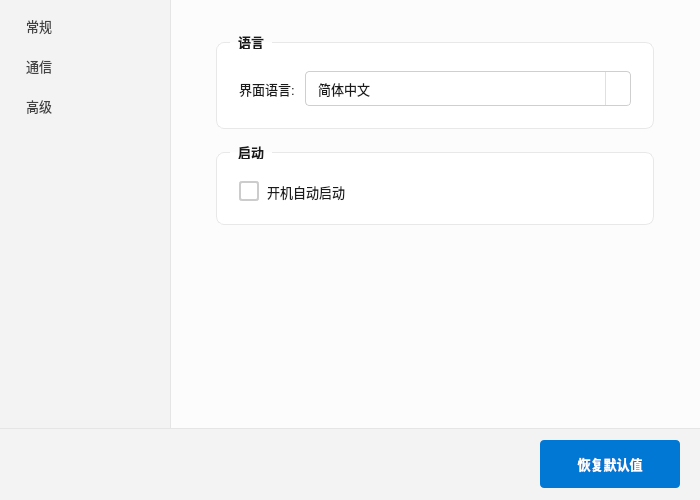
Above: src/ui/settingsdialog.ui from JiaYongChen/CrossRemoteDesktop before the change. Below: the same form after it.
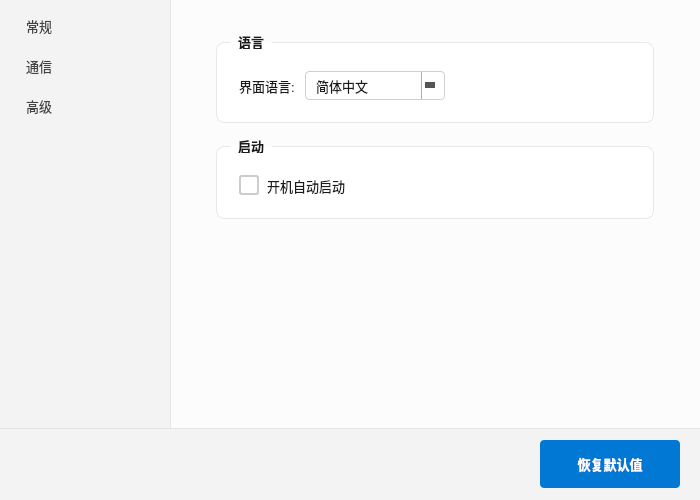
That is the form after the change. Icons and pictures are not drawn.

Commit message: style: 优化下拉框 — 缩小内边距、限制宽度、增强箭头可见性

```diff
--- a/src/ui/settingsdialog.ui
+++ b/src/ui/settingsdialog.ui
@@ -103,12 +103,11 @@
 QComboBox {
     border: 1px solid #cfcfcf;
     border-radius: 4px;
-    padding: 8px 12px;
+    padding: 5px 10px;
     background-color: #ffffff;
     color: #1a1a1a;
     font-size: 13px;
     font-family: "Segoe UI", sans-serif;
-    min-width: 100px;
 }
 
 QComboBox:hover {
@@ -122,12 +121,21 @@
 QComboBox::drop-down {
     subcontrol-origin: padding;
     subcontrol-position: top right;
-    width: 24px;
-    border-left: 1px solid #e0e0e0;
+    width: 22px;
+    border-left: 1px solid #b0b0b0;
     border-top-right-radius: 4px;
     border-bottom-right-radius: 4px;
 }
 
+QComboBox::down-arrow {
+    width: 0;
+    height: 0;
+    border-left: 5px solid transparent;
+    border-right: 5px solid transparent;
+    border-top: 6px solid #555555;
+    margin-right: 6px;
+}
+
 QComboBox QAbstractItemView {
     border: 1px solid #cfcfcf;
     border-radius: 4px;
@@ -518,6 +526,12 @@
                 </item>
                 <item row="0" column="1">
                  <widget class="QComboBox" name="languageComboBox">
+                  <property name="maximumSize">
+                   <size>
+                    <width>140</width>
+                    <height>16777215</height>
+                   </size>
+                  </property>
                   <item>
                    <property name="text">
                     <string>简体中文</string>
```
Left out of the diff: 6 changed lines with no effect on the pictures.
